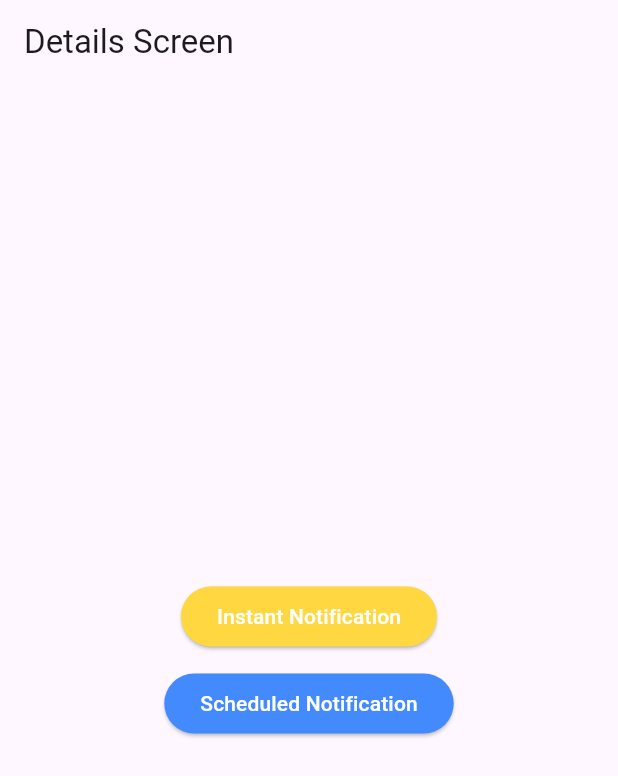
After one commit to sagardhadke/ft_local_notification, a Flutter app: the MyDetails screen opened directly, after a tap on "Scheduled Notification", on a phone screen of 412 x 824 dp. The commit adds this screen. Shown: the top 776 px of the screen. Run offline on Flutter 3.47's test engine with Material 3 defaults, Android fonts, the light colour scheme and no system bars; our stand-ins replace flutter_local_notifications, timezone.

Commit message:
Added Notification Services

```diff
--- /dev/null
+++ b/lib/details_screen.dart
@@ -0,0 +1,65 @@
+import 'package:flutter/material.dart';
+import 'package:ft_local_notification/services/notification_service.dart';
+import 'package:timezone/timezone.dart' as tz;
+
+class MyDetails extends StatefulWidget {
+  const MyDetails({super.key});
+
+  @override
+  State<MyDetails> createState() => _MyDetailsState();
+}
+
+class _MyDetailsState extends State<MyDetails> {
+  @override
+  void initState() {
+    super.initState();
+    NotificationService().initNotification();
+  }
+
+  @override
+  Widget build(BuildContext context) {
+    return Scaffold(
+      appBar: AppBar(title: Text("Details Screen")),
+      body: Center(
+        child: Column(
+          mainAxisAlignment: MainAxisAlignment.center,
+          children: [
+            ElevatedButton(
+              style: ElevatedButton.styleFrom(
+                backgroundColor: Colors.amberAccent,
+                foregroundColor: Colors.white,
+              ),
+              onPressed: () {
+                NotificationService().instantNotification(
+                  id: DateTime.now().millisecondsSinceEpoch.remainder(100000),
+                  title: "Test Instant Notification",
+                  body: "Flutter Local Notification",
+                );
+              },
+              child: Text("Instant Notification"),
+            ),
+            SizedBox(height: 10),
+            ElevatedButton(
+              style: ElevatedButton.styleFrom(
+                backgroundColor: Colors.blueAccent,
+                foregroundColor: Colors.white,
+              ),
+              onPressed: () {
+                final scheduledDate = tz.TZDateTime.now(
+                  tz.local,
+                ).add(Duration(seconds: 10));
+                NotificationService().scheduleReminder(
+                  id: DateTime.now().millisecondsSinceEpoch.remainder(100000),
+                  title: "Scheduled Notification",
+                  body: "This notification was scheduled 10 seconds ago",
+                  scheduledDate: scheduledDate,
+                );
+              },
+              child: Text("Scheduled Notification"),
+            ),
+          ],
+        ),
+      ),
+    );
+  }
+}
--- a/lib/main.dart
+++ b/lib/main.dart
@@ -13,7 +13,6 @@ class MyApp extends StatelessWidget {
     return MaterialApp(
       title: 'Flutter Demo',
       theme: ThemeData(
-
         colorScheme: ColorScheme.fromSeed(seedColor: Colors.deepPurple),
       ),
       home: MyHomePage()
--- /dev/null
+++ b/lib/services/notification_service.dart
@@ -0,0 +1,137 @@
+import 'package:flutter/material.dart';
+import 'package:flutter_local_notifications/flutter_local_notifications.dart';
+import 'package:timezone/data/latest.dart' as tz;
+import 'package:timezone/timezone.dart' as tz;
+
+void backgroundNotificationHandler(NotificationResponse response) async {
+  debugPrint(
+    "Background Notification tapped (in background): ${response.payload}",
+  );
+}
+
+class NotificationService {
+  static final NotificationService _instance = NotificationService._internal();
+  factory NotificationService() => _instance;
+  NotificationService._internal();
+
+  final FlutterLocalNotificationsPlugin notificationsPlugin =
+      FlutterLocalNotificationsPlugin();
+
+  //* Navigation: Global navigator key for navigation on tap
+  static GlobalKey<NavigatorState>? navigatorKey;
+
+  static const _instantChannelId = 'instant_notification_channel_id';
+  static const _scheduledChannelId = 'daily_reminder_channel_id';
+
+  Future<void> initNotification() async {
+    try {
+      tz.initializeTimeZones();
+      tz.setLocalLocation(tz.getLocation('Asia/Kolkata'));
+
+      const AndroidInitializationSettings androidSettings =
+          AndroidInitializationSettings('@mipmap/ic_launcher');
+
+      const DarwinInitializationSettings iosSettings =
+          DarwinInitializationSettings(
+            requestAlertPermission: true,
+            requestBadgePermission: true,
+            requestSoundPermission: true,
+            defaultPresentAlert: true,
+            defaultPresentSound: true,
+          );
+
+      const InitializationSettings initializationSettings =
+          InitializationSettings(android: androidSettings, iOS: iosSettings);
+
+      await notificationsPlugin.initialize(
+        initializationSettings,
+        // * Additional for Notification tapped
+        onDidReceiveNotificationResponse: (NotificationResponse response) {
+          debugPrint("Notification tapped: ${response.payload}");
+          // * navigation Logic
+          // Use payload to navigate using navigatorKey
+          // navigatorKey?.currentState?.pushNamed('/details', arguments: response.payload);
+        },
+        onDidReceiveBackgroundNotificationResponse:
+            backgroundNotificationHandler,
+      );
+    } catch (e) {
+      debugPrint("Error initializing notifications: $e");
+    }
+  }
+
+  // * Instant Notification
+
+  Future<void> instantNotification({
+    required int id,
+    required String title,
+    required String body,
+    String? payload,
+  }) async {
+    try {
+      await notificationsPlugin.show(
+        id,
+        title,
+        body,
+        const NotificationDetails(
+          android: AndroidNotificationDetails(
+            _instantChannelId,
+            'Instant Notification',
+            channelDescription: 'Instant Notification Channel',
+            importance: Importance.max,
+            priority: Priority.high,
+          ),
+          iOS: DarwinNotificationDetails(),
+        ),
+        payload: payload,
+      );
+    } catch (e) {
+      debugPrint("❌ Instant Notification Error: $e");
+    }
+  }
+
+  // * Scheduled notifications
+  Future<void> scheduleReminder({
+    required int id,
+    required String title,
+    required String body,
+    required tz.TZDateTime scheduledDate,
+    String? payload,
+  }) async {
+    try {
+      await notificationsPlugin.zonedSchedule(
+        id,
+        title,
+        body,
+        scheduledDate,
+        const NotificationDetails(
+          android: AndroidNotificationDetails(
+            _scheduledChannelId,
+            'Scheduled Reminders',
+            channelDescription: 'Used for daily/weekly reminders',
+            importance: Importance.max,
+            priority: Priority.high,
+          ),
+          iOS: DarwinNotificationDetails(),
+        ),
+        androidScheduleMode: AndroidScheduleMode.inexactAllowWhileIdle,
+        // matchDateTimeComponents:
+        //     DateTimeComponents.dayOfWeekAndTime, // or dateAndTime
+        payload: payload,
+      );
+    } catch (e) {
+      debugPrint("❌ Schedule Notification Error: $e");
+    }
+  }
+
+  /// Cancel a specific notification
+  Future<void> cancelNotification(int id) async {
+    await notificationsPlugin.cancel(id);
+  }
+
+  /// Cancel all notifications
+  Future<void> cancelAllNotifications() async {
+    await notificationsPlugin.cancelAll();
+  }
+
+}
```
Also changed, not shown: lib/home_screen.dart (+15 -0 lines), 1 other file.
